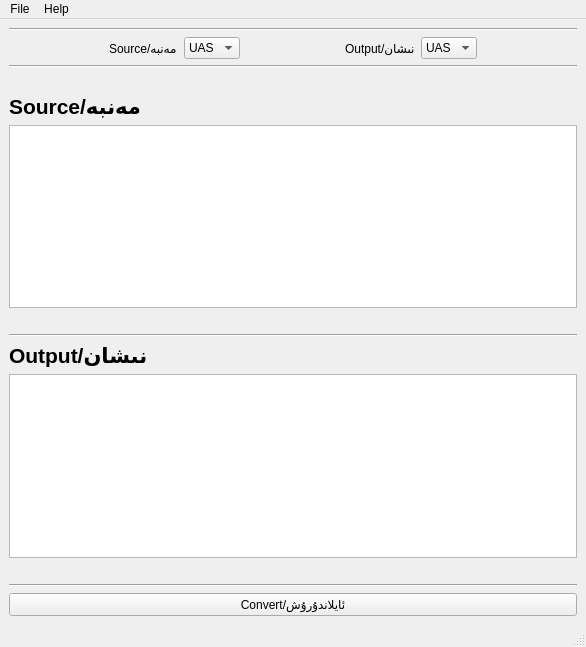
Old version of the form mainWindow.ui in the repository neouyghur/Uyghur-Multi-Script-Converter.
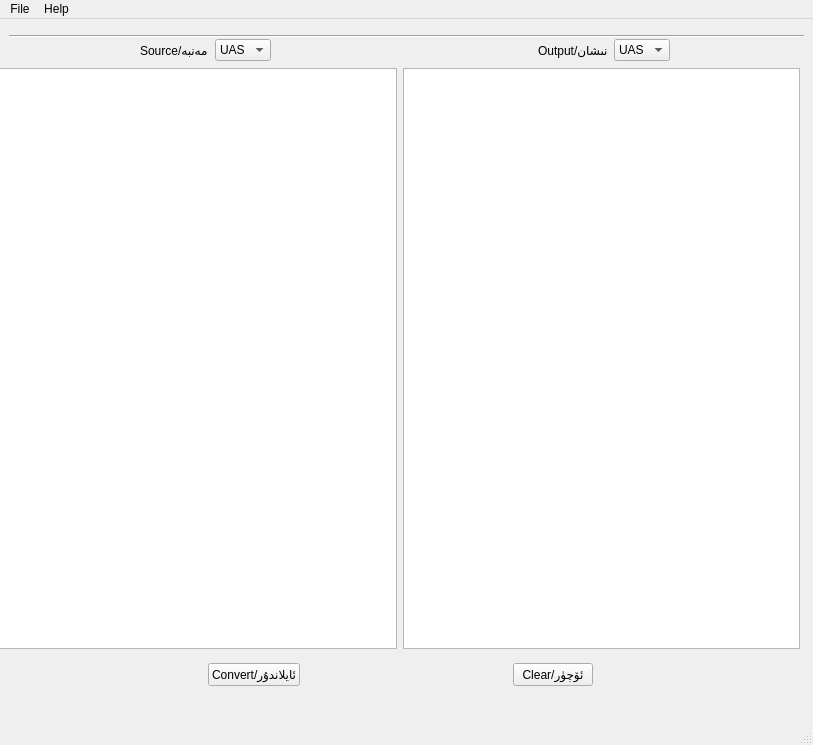
New version of the form.

Commit message: Make UI more user friendly. Removed some bugs.

```diff
--- a/mainWindow.ui
+++ b/mainWindow.ui
@@ -6,23 +6,135 @@
    <rect>
     <x>0</x>
     <y>0</y>
-    <width>586</width>
-    <height>647</height>
+    <width>813</width>
+    <height>745</height>
    </rect>
   </property>
   <property name="windowTitle">
    <string>Uyghur Multi-Script Converter</string>
   </property>
   <widget class="QWidget" name="centralwidget">
-   <layout class="QVBoxLayout" name="verticalLayout">
-    <item>
      <widget class="Line" name="line_2">
+    <property name="geometry">
+     <rect>
+      <x>9</x>
+      <y>9</y>
+      <width>795</width>
+      <height>16</height>
+     </rect>
+    </property>
       <property name="orientation">
        <enum>Qt::Horizontal</enum>
       </property>
      </widget>
+   <widget class="QWidget" name="horizontalLayoutWidget">
+    <property name="geometry">
+     <rect>
+      <x>0</x>
+      <y>640</y>
+      <width>801</width>
+      <height>31</height>
+     </rect>
+    </property>
+    <layout class="QHBoxLayout" name="horizontalLayout_4">
+     <item>
+      <spacer name="horizontalSpacer">
+       <property name="orientation">
+        <enum>Qt::Horizontal</enum>
+       </property>
+       <property name="sizeHint" stdset="0">
+        <size>
+         <width>40</width>
+         <height>20</height>
+        </size>
+       </property>
+      </spacer>
     </item>
     <item>
+      <widget class="QPushButton" name="btnConvert">
+       <property name="text">
+        <string>Convert/ئايلاندۇر</string>
+       </property>
+      </widget>
+     </item>
+     <item>
+      <spacer name="horizontalSpacer_5">
+       <property name="orientation">
+        <enum>Qt::Horizontal</enum>
+       </property>
+       <property name="sizeHint" stdset="0">
+        <size>
+         <width>40</width>
+         <height>20</height>
+        </size>
+       </property>
+      </spacer>
+     </item>
+     <item>
+      <widget class="QPushButton" name="btnClear">
+       <property name="text">
+        <string>Clear/ئۆچۈر</string>
+       </property>
+      </widget>
+     </item>
+     <item>
+      <spacer name="horizontalSpacer_2">
+       <property name="orientation">
+        <enum>Qt::Horizontal</enum>
+       </property>
+       <property name="sizeHint" stdset="0">
+        <size>
+         <width>40</width>
+         <height>20</height>
+        </size>
+       </property>
+      </spacer>
+     </item>
+    </layout>
+   </widget>
+   <widget class="QWidget" name="horizontalLayoutWidget_3">
+    <property name="geometry">
+     <rect>
+      <x>-1</x>
+      <y>49</y>
+      <width>801</width>
+      <height>581</height>
+     </rect>
+    </property>
+    <layout class="QHBoxLayout" name="horizontalLayout_6">
+     <item>
+      <widget class="QTextEdit" name="te_src">
+       <property name="html">
+        <string>&lt;!DOCTYPE HTML PUBLIC &quot;-//W3C//DTD HTML 4.0//EN&quot; &quot;http://www.w3.org/TR/REC-html40/strict.dtd&quot;&gt;
+&lt;html&gt;&lt;head&gt;&lt;meta name=&quot;qrichtext&quot; content=&quot;1&quot; /&gt;&lt;style type=&quot;text/css&quot;&gt;
+p, li { white-space: pre-wrap; }
+&lt;/style&gt;&lt;/head&gt;&lt;body style=&quot; font-family:'Ubuntu'; font-size:11pt; font-weight:400; font-style:normal;&quot;&gt;
+&lt;p align=&quot;right&quot; style=&quot;-qt-paragraph-type:empty; margin-top:0px; margin-bottom:0px; margin-left:0px; margin-right:0px; -qt-block-indent:0; text-indent:0px;&quot;&gt;&lt;br /&gt;&lt;/p&gt;&lt;/body&gt;&lt;/html&gt;</string>
+       </property>
+      </widget>
+     </item>
+     <item>
+      <widget class="QTextEdit" name="te_opt">
+       <property name="html">
+        <string>&lt;!DOCTYPE HTML PUBLIC &quot;-//W3C//DTD HTML 4.0//EN&quot; &quot;http://www.w3.org/TR/REC-html40/strict.dtd&quot;&gt;
+&lt;html&gt;&lt;head&gt;&lt;meta name=&quot;qrichtext&quot; content=&quot;1&quot; /&gt;&lt;style type=&quot;text/css&quot;&gt;
+p, li { white-space: pre-wrap; }
+&lt;/style&gt;&lt;/head&gt;&lt;body style=&quot; font-family:'Ubuntu'; font-size:11pt; font-weight:400; font-style:normal;&quot;&gt;
+&lt;p style=&quot;-qt-paragraph-type:empty; margin-top:0px; margin-bottom:0px; margin-left:0px; margin-right:0px; -qt-block-indent:0; text-indent:0px;&quot;&gt;&lt;br /&gt;&lt;/p&gt;&lt;/body&gt;&lt;/html&gt;</string>
+       </property>
+      </widget>
+     </item>
+    </layout>
+   </widget>
+   <widget class="QWidget" name="">
+    <property name="geometry">
+     <rect>
+      <x>9</x>
+      <y>18</y>
+      <width>791</width>
+      <height>27</height>
+     </rect>
+    </property>
      <layout class="QHBoxLayout" name="horizontalLayout_2">
       <item>
        <spacer name="horizontalSpacer_9">
@@ -73,6 +185,19 @@
         </item>
        </widget>
       </item>
+     <item>
+      <spacer name="horizontalSpacer_4">
+       <property name="orientation">
+        <enum>Qt::Horizontal</enum>
+       </property>
+       <property name="sizeHint" stdset="0">
+        <size>
+         <width>40</width>
+         <height>20</height>
+        </size>
+       </property>
+      </spacer>
+     </item>
       <item>
        <spacer name="horizontalSpacer_11">
         <property name="orientation">
@@ -139,128 +264,7 @@
        <layout class="QHBoxLayout" name="horizontalLayout_3"/>
       </item>
      </layout>
-    </item>
-    <item>
-     <widget class="Line" name="line">
-      <property name="orientation">
-       <enum>Qt::Horizontal</enum>
-      </property>
-     </widget>
-    </item>
-    <item>
-     <layout class="QHBoxLayout" name="horizontalLayout"/>
-    </item>
-    <item>
-     <spacer name="horizontalSpacer_5">
-      <property name="orientation">
-       <enum>Qt::Horizontal</enum>
-      </property>
-      <property name="sizeHint" stdset="0">
-       <size>
-        <width>40</width>
-        <height>20</height>
-       </size>
-      </property>
-     </spacer>
-    </item>
-    <item>
-     <widget class="QLabel" name="label">
-      <property name="font">
-       <font>
-        <pointsize>16</pointsize>
-        <weight>75</weight>
-        <bold>true</bold>
-       </font>
-      </property>
-      <property name="text">
-       <string>Source/مەنبە</string>
-      </property>
-     </widget>
-    </item>
-    <item>
-     <widget class="QTextEdit" name="te_src">
-      <property name="html">
-       <string>&lt;!DOCTYPE HTML PUBLIC &quot;-//W3C//DTD HTML 4.0//EN&quot; &quot;http://www.w3.org/TR/REC-html40/strict.dtd&quot;&gt;
-&lt;html&gt;&lt;head&gt;&lt;meta name=&quot;qrichtext&quot; content=&quot;1&quot; /&gt;&lt;style type=&quot;text/css&quot;&gt;
-p, li { white-space: pre-wrap; }
-&lt;/style&gt;&lt;/head&gt;&lt;body style=&quot; font-family:'Ubuntu'; font-size:11pt; font-weight:400; font-style:normal;&quot;&gt;
-&lt;p align=&quot;right&quot; style=&quot;-qt-paragraph-type:empty; margin-top:0px; margin-bottom:0px; margin-left:0px; margin-right:0px; -qt-block-indent:0; text-indent:0px;&quot;&gt;&lt;br /&gt;&lt;/p&gt;&lt;/body&gt;&lt;/html&gt;</string>
-      </property>
-     </widget>
-    </item>
-    <item>
-     <spacer name="horizontalSpacer">
-      <property name="orientation">
-       <enum>Qt::Horizontal</enum>
-      </property>
-      <property name="sizeHint" stdset="0">
-       <size>
-        <width>40</width>
-        <height>20</height>
-       </size>
-      </property>
-     </spacer>
-    </item>
-    <item>
-     <widget class="Line" name="line_3">
-      <property name="orientation">
-       <enum>Qt::Horizontal</enum>
-      </property>
-     </widget>
-    </item>
-    <item>
-     <widget class="QLabel" name="label_2">
-      <property name="font">
-       <font>
-        <pointsize>16</pointsize>
-        <weight>75</weight>
-        <bold>true</bold>
-       </font>
-      </property>
-      <property name="text">
-       <string>Output/نىشان</string>
-      </property>
-     </widget>
-    </item>
-    <item>
-     <widget class="QTextEdit" name="te_opt">
-      <property name="html">
-       <string>&lt;!DOCTYPE HTML PUBLIC &quot;-//W3C//DTD HTML 4.0//EN&quot; &quot;http://www.w3.org/TR/REC-html40/strict.dtd&quot;&gt;
-&lt;html&gt;&lt;head&gt;&lt;meta name=&quot;qrichtext&quot; content=&quot;1&quot; /&gt;&lt;style type=&quot;text/css&quot;&gt;
-p, li { white-space: pre-wrap; }
-&lt;/style&gt;&lt;/head&gt;&lt;body style=&quot; font-family:'Ubuntu'; font-size:11pt; font-weight:400; font-style:normal;&quot;&gt;
-&lt;p style=&quot;-qt-paragraph-type:empty; margin-top:0px; margin-bottom:0px; margin-left:0px; margin-right:0px; -qt-block-indent:0; text-indent:0px;&quot;&gt;&lt;br /&gt;&lt;/p&gt;&lt;/body&gt;&lt;/html&gt;</string>
-      </property>
-     </widget>
-    </item>
-    <item>
-     <spacer name="horizontalSpacer_2">
-      <property name="orientation">
-       <enum>Qt::Horizontal</enum>
-      </property>
-      <property name="sizeHint" stdset="0">
-       <size>
-        <width>40</width>
-        <height>20</height>
-       </size>
-      </property>
-     </spacer>
-    </item>
-    <item>
-     <widget class="Line" name="line_4">
-      <property name="orientation">
-       <enum>Qt::Horizontal</enum>
-      </property>
-     </widget>
-    </item>
-    <item>
-     <widget class="QPushButton" name="btnConvert">
-      <property name="text">
-       <string>Convert/ئايلاندۇرۇش</string>
-      </property>
-     </widget>
-    </item>
-   </layout>
+   </widget>
   </widget>
   <widget class="QStatusBar" name="statusbar"/>
   <widget class="QMenuBar" name="menubar">
@@ -268,7 +272,7 @@
     <rect>
      <x>0</x>
      <y>0</y>
-     <width>586</width>
+     <width>813</width>
      <height>22</height>
     </rect>
    </property>
```
Left out of the diff: 6 changed lines with no effect on the pictures. Lines whose indentation alone changed are shown as unchanged. The commit also changes 2 other files.
